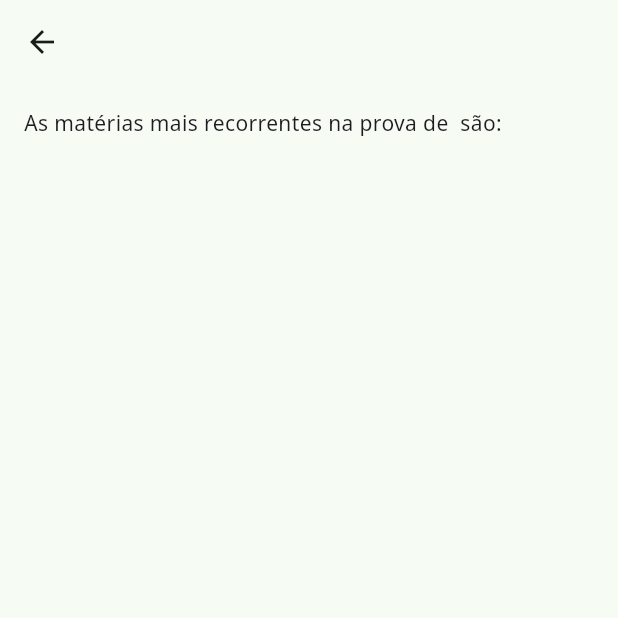
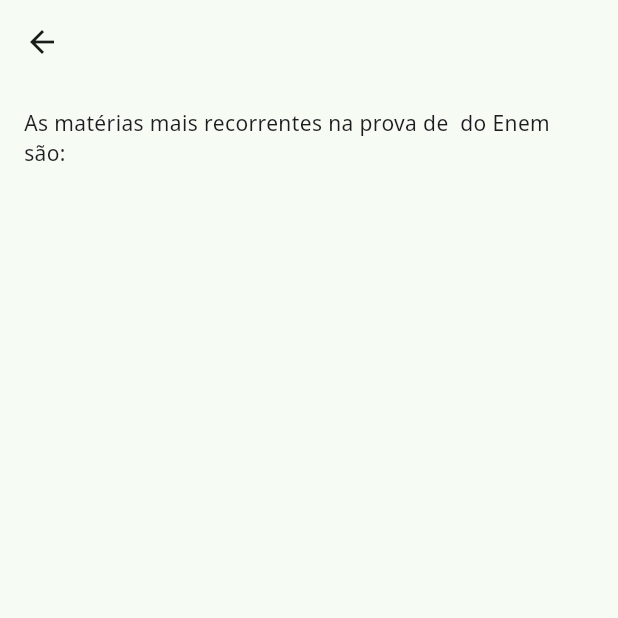
Before and after one commit to femanuel77/studyo, a Flutter app: the Assuntos screen opened directly with empty values, on a phone screen of 412 x 824 dp, the top half of it. Run offline on Flutter 3.47's test engine with Material 3 defaults, Android fonts, the phone set to English and light mode, and no system bars; our stand-ins replace google_fonts.

Commit message:
commit 2

```diff
--- a/lib/screens/assuntos.dart
+++ b/lib/screens/assuntos.dart
@@ -15,7 +15,7 @@ class Assuntos extends StatelessWidget {
       ),
       body: Padding(
         padding: const EdgeInsets.all(16.0),
-        child: Text("As matérias mais recorrentes na prova de " + subject.materia + " são:\n\n" + subject.assuntos),
+        child: Text("As matérias mais recorrentes na prova de " + subject.materia + " do Enem são:\n\n" + subject.assuntos),
       ),
     );
   }
```
